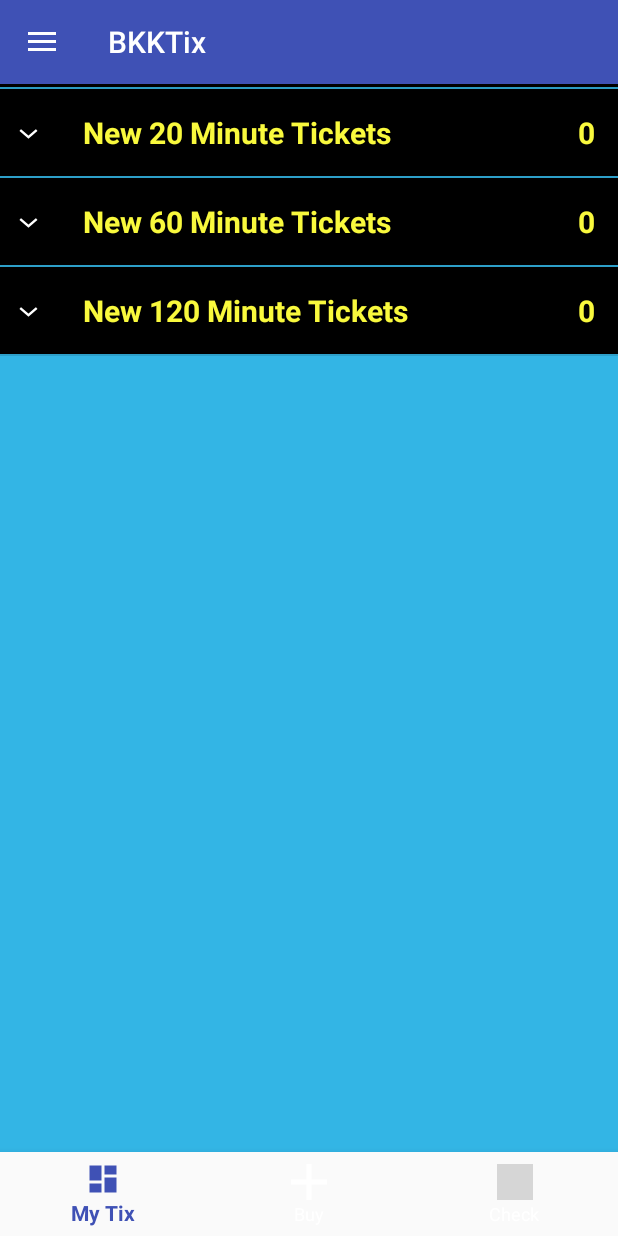
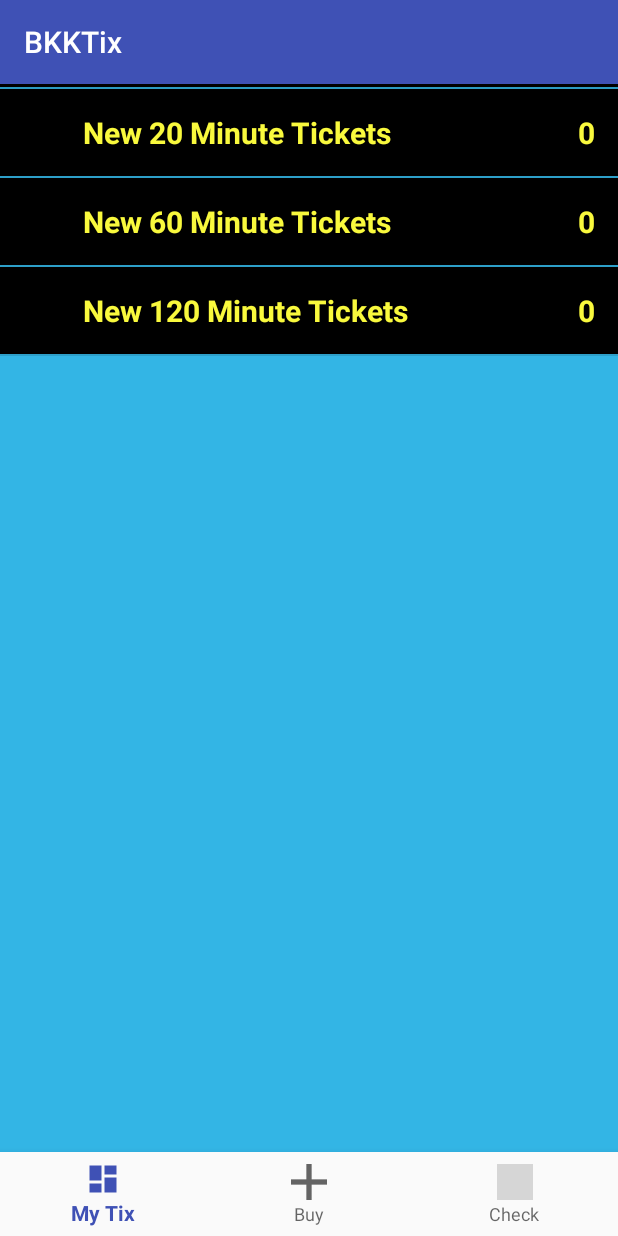
Before and after one commit to klcopp/BKKTix, an Android app: the screen it shows after launch (MainActivity), on a phone screen of 412 x 824 dp. Run offline under Robolectric (Android 15) with nearby library versions, the phone set to English and light mode, and no system bars; grey boxes are pictures that could not be loaded.

Commit message:
still working on the toolbar

```diff
--- a/BKKTix/app/src/main/AndroidManifest.xml
+++ b/BKKTix/app/src/main/AndroidManifest.xml
@@ -10,14 +10,15 @@
         android:label="@string/app_name"
         android:roundIcon="@mipmap/ic_launcher_round"
         android:supportsRtl="true"
-        android:theme="@style/AppTheme">
+        android:theme="@style/AppTheme"
+        android:screenOrientation="portrait">
 
         <meta-data android:name="com.google.android.gms.vision.DEPENDENCIES"
             android:value="barcode"/>
         <activity
             android:name=".MainActivity"
             android:label="@string/app_name"
-            android:theme="@style/ToolBarStyle">
+            android:theme="@style/AppTheme.NoActionBar">
             <intent-filter>
                 <action android:name="android.intent.action.MAIN" />
 
--- a/BKKTix/app/src/main/java/hu/ait/karen/bkktix/MainActivity.java
+++ b/BKKTix/app/src/main/java/hu/ait/karen/bkktix/MainActivity.java
@@ -47,9 +47,13 @@ public class MainActivity extends AppCompatActivity
     }
 
     private void setUpUI() {
+
+        setUpNavigationView();
         setUpBottomNavigation();
         setUpToolbar();
-        setUpNavigationView();
+
+//        TODO set the toolbar title like: (?)
+//        toolbar.setTitle("esurance");
     }
 
     private void setUpBottomNavigation() {
--- a/BKKTix/app/src/main/res/layout/app_bar_main.xml
+++ b/BKKTix/app/src/main/res/layout/app_bar_main.xml
@@ -18,7 +18,7 @@
             android:layout_height="?attr/actionBarSize"
             android:background="?attr/colorPrimary"
             app:popupTheme="@style/AppTheme.PopupOverlay"
-            app:theme="@style/ToolBarStyle"
+            app:theme="@style/ThemeOverlay.AppCompat.ActionBar"
             />
 
     </android.support.design.widget.AppBarLayout>
--- a/BKKTix/app/src/main/res/values/styles.xml
+++ b/BKKTix/app/src/main/res/values/styles.xml
@@ -17,10 +17,14 @@
     <style name="AppTheme.PopupOverlay" parent="ThemeOverlay.AppCompat.Light" />
 
     <!-- ToolBar -->
-    <style name="ToolBarStyle" parent="AppTheme.NoActionBar">
+    <style name="ToolBarStyle" parent="AppTheme">
         <item name="android:textColorPrimary">@android:color/white</item>
         <item name="android:textColorSecondary">@android:color/white</item>
         <item name="actionMenuTextColor">@color/colorPrimaryDark</item>
+        <!--<item name="windowActionBar">false</item>-->
+        <!--&lt;!&ndash;if you delete this^ nothing shows&ndash;&gt;-->
+        <!--<item name="windowNoTitle">true</item>-->
+        <!--&lt;!&ndash;if you delete this then it crashes&ndash;&gt;-->
 
     </style>
 </resources>
```
Also changed, not shown: BKKTix/app/src/main/res/menu/main.xml (added, +11 -0 lines).
